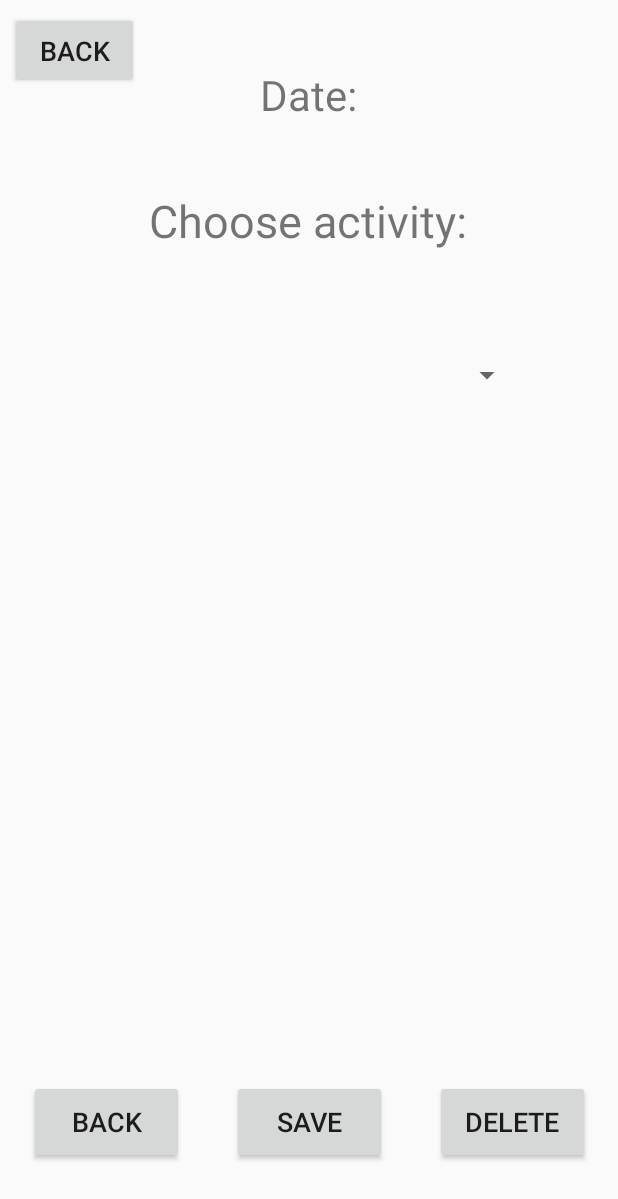
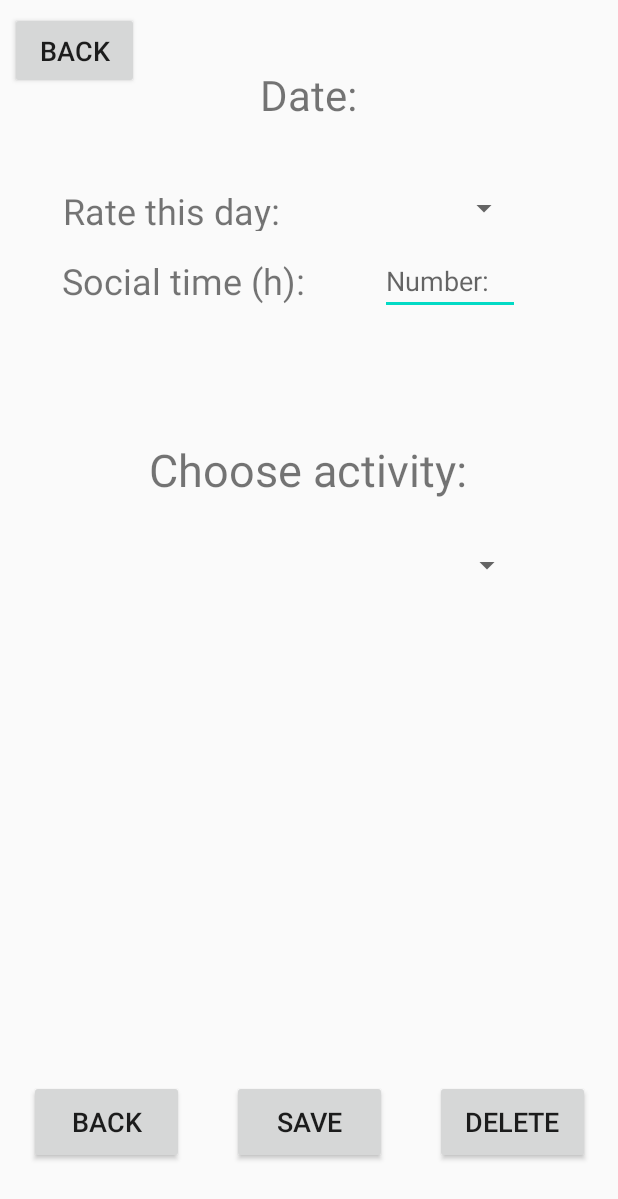
Before and after one commit to ilmari99/OlioHarkka, an Android app: the layout dayscreen.xml on its own in the app's theme, with its tools: preview values and no code run, on a phone screen of 412 x 824 dp. Shown: the top 1199 px of the screen. Run offline under Robolectric (Android 15) with nearby library versions, the phone set to English and light mode, and no system bars.

Commit message:
Added rate this day- and Social time -texts Added dropdown for rating Added user input text box for social time Fixed incorrect date showing in DayScreen activity

```diff
--- a/app/src/main/java/com/example/olioht/Activity.java
+++ b/app/src/main/java/com/example/olioht/Activity.java
@@ -4,9 +4,8 @@ import android.view.View;
 import android.view.accessibility.AccessibilityRecord;
 
 public class Activity {
-    private String date, activityName;
+    private String date;
     private double rating, time;
-    // part TimeOfTheDay;
 
     public Activity() {
 
@@ -21,6 +20,7 @@ public class Activity {
 }
 
 class Drinking extends Activity {
+    private int doses;
 
 }
 
--- a/app/src/main/java/com/example/olioht/DayScreen.java
+++ b/app/src/main/java/com/example/olioht/DayScreen.java
@@ -3,20 +3,47 @@ package com.example.olioht;
 import android.content.Intent;
 import android.os.Bundle;
 import android.view.View;
+import android.widget.AdapterView;
+import android.widget.ArrayAdapter;
+import android.widget.EditText;
+import android.widget.Spinner;
 import android.widget.TextView;
 
 import androidx.annotation.Nullable;
 
+import java.util.Collections;
+
 public class DayScreen extends MainActivity{
 
+    String[] ratingChoices = {"1","2","3","4","5","6","7","8","9","10"};
+    private int dayRating, socialTime;
+    private Spinner dayRatingSpinner;
+    private EditText socialTimeBox;
     TextView selectedDate;
 
     protected void onCreate(@Nullable Bundle savedInstanceState) {
         super.onCreate(savedInstanceState);
         setContentView(R.layout.dayscreen);
 
+        socialTimeBox = findViewById(R.id.socialTimeTextBox);
+        dayRatingSpinner = findViewById(R.id.dayRatingDropdown);
         selectedDate = findViewById(R.id.selectedDate);
         selectedDate.setText(getString(R.string.selectedDate) + " " + MainActivity.getDate());
+
+        ArrayAdapter<String> ratingAdapter = new ArrayAdapter<>(this, android.R.layout.simple_spinner_item, ratingChoices);
+        ratingAdapter.setDropDownViewResource(android.R.layout.simple_spinner_dropdown_item);
+        dayRatingSpinner.setAdapter(ratingAdapter);
+
+        dayRatingSpinner.setOnItemSelectedListener(new AdapterView.OnItemSelectedListener() {
+            @Override
+            public void onItemSelected(AdapterView<?> parent, View view, int position, long id) {
+            }
+
+            @Override
+            public void onNothingSelected(AdapterView<?> parent) {
+
+            }
+        });
     }
 
     public void goBack(View v) {
@@ -24,4 +51,15 @@ public class DayScreen extends MainActivity{
         startActivity(goBackIntent);
     }
 
+    public int getDayRating(){
+        return dayRating;
+    }
+
+    public int getSocialTime() {
+        return socialTime;
+    }
+
+    public void saveData(View v) {
+
+    }
 }
--- a/app/src/main/java/com/example/olioht/MainActivity.java
+++ b/app/src/main/java/com/example/olioht/MainActivity.java
@@ -24,7 +24,7 @@ public class MainActivity extends AppCompatActivity {
 
             @Override
             public void onSelectedDayChange(CalendarView view, int year, int month, int dayOfMonth) {
-                date = dayOfMonth + "." + month + "." + year;
+                date = dayOfMonth + "." + (month + 1) + "." + year;
             }
         });
     }
--- a/app/src/main/res/layout/dayscreen.xml
+++ b/app/src/main/res/layout/dayscreen.xml
@@ -76,7 +76,7 @@
         app:layout_constraintEnd_toEndOf="parent"
         app:layout_constraintStart_toStartOf="parent"
         app:layout_constraintTop_toTopOf="parent"
-        app:layout_constraintVertical_bias="0.293" />
+        app:layout_constraintVertical_bias="0.455" />
 
     <TextView
         android:id="@+id/chooseActivityText"
@@ -90,6 +90,57 @@
         app:layout_constraintHorizontal_bias="0.494"
         app:layout_constraintStart_toStartOf="parent"
         app:layout_constraintTop_toTopOf="parent"
-        app:layout_constraintVertical_bias="0.158" />
+        app:layout_constraintVertical_bias="0.372" />
+
+    <TextView
+        android:id="@+id/rateDayText"
+        android:layout_width="158dp"
+        android:layout_height="30dp"
+        android:text="@string/rateDayText"
+        android:textSize="24sp"
+        app:layout_constraintBottom_toBottomOf="parent"
+        app:layout_constraintEnd_toEndOf="parent"
+        app:layout_constraintHorizontal_bias="0.166"
+        app:layout_constraintStart_toStartOf="parent"
+        app:layout_constraintTop_toTopOf="parent"
+        app:layout_constraintVertical_bias="0.156" />
+
+    <TextView
+        android:id="@+id/socialTimeText"
+        android:layout_width="164dp"
+        android:layout_height="33dp"
+        android:text="@string/socialTimeText"
+        android:textSize="24sp"
+        app:layout_constraintBottom_toBottomOf="parent"
+        app:layout_constraintEnd_toEndOf="parent"
+        app:layout_constraintHorizontal_bias="0.166"
+        app:layout_constraintStart_toStartOf="parent"
+        app:layout_constraintTop_toTopOf="parent"
+        app:layout_constraintVertical_bias="0.216" />
+
+    <Spinner
+        android:id="@+id/dayRatingDropdown"
+        android:layout_width="94dp"
+        android:layout_height="33dp"
+        app:layout_constraintBottom_toBottomOf="parent"
+        app:layout_constraintEnd_toEndOf="parent"
+        app:layout_constraintHorizontal_bias="0.447"
+        app:layout_constraintStart_toEndOf="@+id/rateDayText"
+        app:layout_constraintTop_toTopOf="parent"
+        app:layout_constraintVertical_bias="0.154" />
+
+    <EditText
+        android:id="@+id/socialTimeTextBox"
+        android:layout_width="93dp"
+        android:layout_height="40dp"
+        android:ems="10"
+        android:hint="@string/socialTimeAutofill"
+        android:inputType="number"
+        app:layout_constraintBottom_toBottomOf="parent"
+        app:layout_constraintEnd_toEndOf="parent"
+        app:layout_constraintHorizontal_bias="0.424"
+        app:layout_constraintStart_toEndOf="@+id/socialTimeText"
+        app:layout_constraintTop_toTopOf="parent"
+        app:layout_constraintVertical_bias="0.217" />
 
 </androidx.constraintlayout.widget.ConstraintLayout>
--- a/app/src/main/res/values/strings.xml
+++ b/app/src/main/res/values/strings.xml
@@ -1,4 +1,5 @@
 <resources>
+
     <string name="app_name">Activity Logger</string>
     <string name="chooseDayText">Hi! Choose a day you want to edit:</string>
     <string name="daySelectButton">Confirm</string>
@@ -8,4 +9,8 @@
     <string name="saveButton">Save</string>
     <string name="deleteButton">Delete</string>
     <string name="chooseActivityText">Choose activity:</string>
+    <string name="rateDayText">Rate this day:</string>
+    <string name="socialTimeText">Social time (h):</string>
+    <string name="socialTimeAutofill">Number:</string>
+
 </resources>
```
